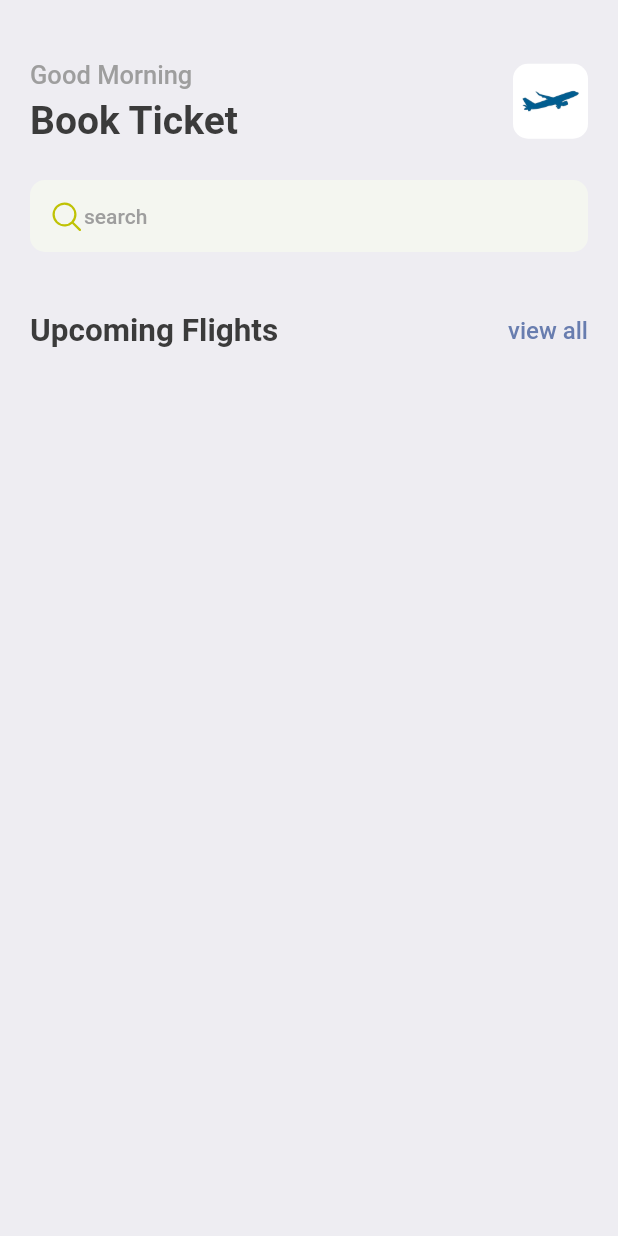
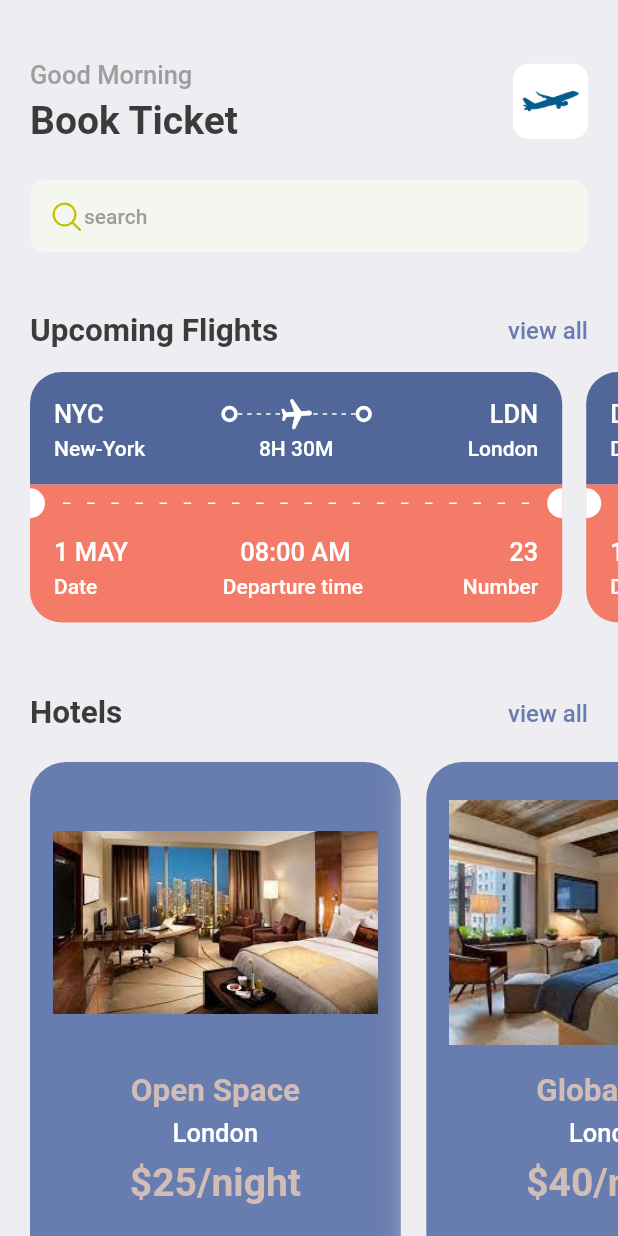
Before and after one commit to ndaloben/Ticket-Booking-App, a Flutter app: the HomeScreen screen opened directly, on a phone screen of 412 x 824 dp. Run offline on Flutter 3.47's test engine with Material 2 defaults, Android fonts, the phone set to English and light mode, and no system bars; our stand-ins replace fluentui_icons, gap, get.

Commit message:
home screen complete

```diff
--- a/lib/screens/bottom_bar.dart
+++ b/lib/screens/bottom_bar.dart
@@ -1,6 +1,7 @@
 import 'package:fluentui_icons/fluentui_icons.dart';
 import 'package:flutter/material.dart';
 import 'package:tickets/screens/home_screen.dart';
+import 'package:tickets/screens/search_screen.dart';
 
 class BottomBar extends StatefulWidget {
   const BottomBar({super.key});
@@ -13,8 +14,8 @@ class BottomBar extends StatefulWidget {
 class _BottomBarState extends State<BottomBar> {
   int _selectedIndex = 0;
   static final  List<Widget>_widgetOptions = <Widget> [
-    HomeScreen(),
-    const Text('Search'),
+    const HomeScreen(),
+    const SearchScreen(),
     const Text('Tickets'),
     const Text('Profile '),
   ];
--- a/lib/screens/home_screen.dart
+++ b/lib/screens/home_screen.dart
@@ -1,7 +1,12 @@
 import 'package:fluentui_icons/fluentui_icons.dart';
 import 'package:flutter/material.dart';
 import 'package:gap/gap.dart';
+import 'package:tickets/screens/hotel_screen.dart';
+import 'package:tickets/screens/ticket_view.dart';
 import 'package:tickets/utils/app_styles.dart';
+
+import '../utils/app_info_list.dart';
+import '../widgets/double_text_widget.dart';
 
 class HomeScreen extends StatelessWidget {
   const HomeScreen({super.key});
@@ -70,27 +75,31 @@ class HomeScreen extends StatelessWidget {
                              ),
                ),
                const Gap(40),
-               Row(
-                mainAxisAlignment: MainAxisAlignment.spaceBetween,
-                children: [
-                Text(
-                  'Upcoming Flights',
-                  style: Styles.headlineStyle2,
-                  ),
-                   InkWell(
-                    onTap: () {
+                          const DoubleText(bigText: "Upcoming Flights", smallText: "view all",),
 
-                    },
-                     child: Text(
-                      "view all",
-                      style: Styles.textStyle.copyWith(color: Styles.primaryColor),
-                                     ),
-                   ),
-               ],
-               ),
               ],
             ),
           ),
+          const Gap(15),
+         SingleChildScrollView(
+          scrollDirection: Axis.horizontal,
+          padding: const EdgeInsets.only(left: 20),
+          child: Row(
+            children: ticketList.map((singleTicket) => TicketView(ticket: singleTicket)).toList(),
+          )),
+          const Gap(15),
+          Container(
+            padding: const EdgeInsets.symmetric(horizontal: 20),
+            child:            const DoubleText(bigText: "Hotels", smallText: "view all",),
+
+          ),
+        const Gap(15),
+        SingleChildScrollView(
+          scrollDirection: Axis.horizontal,
+          padding: const EdgeInsets.only(left: 20),
+          child: Row(
+          children:hotelList.map((singleHotel) => HotelScreen(hotel: singleHotel)).toList()
+        )),
         ],
       ),
     );
--- /dev/null
+++ b/lib/screens/hotel_screen.dart
@@ -0,0 +1,59 @@
+import 'package:flutter/material.dart';
+import 'package:gap/gap.dart';
+import 'package:tickets/utils/app_layout.dart';
+import 'package:tickets/utils/app_styles.dart';
+
+class HotelScreen extends StatelessWidget {
+  final Map<String, dynamic> hotel;
+  const HotelScreen({Key? key, required this.hotel}) : super(key: key);
+
+  @override
+  Widget build(BuildContext context) {
+    final size = AppLayout.getSize(context);
+    return Container(
+      width: size.width*0.6,
+      height: AppLayout.getHeight(350),
+      padding: const EdgeInsets.symmetric(horizontal: 15, vertical: 17),
+      margin: const EdgeInsets.only(right: 17, top: 5),
+      decoration: BoxDecoration(
+        color: Styles.primaryColor,
+        borderRadius: BorderRadius.circular(24),
+        boxShadow: [
+          BoxShadow(
+            color: Colors.grey.shade200,
+            blurRadius: 20,
+            spreadRadius: 5,
+          )
+        ]
+        ),
+      child: Column(
+        children: [
+          Container(
+            height: AppLayout.getHeight(180),
+            decoration: BoxDecoration(
+              color: Styles.primaryColor,
+              image: DecorationImage(
+                image: AssetImage(
+                  'images/${hotel['image']}'),)
+              ),
+          ),
+          const Gap(10),
+            Text(
+              hotel['place'],
+              style: Styles.headlineStyle2.copyWith(color: Styles.kakiColor),
+            ),
+            const Gap(5),
+            Text(
+               hotel['description'],
+              style: Styles.headlineStyle3.copyWith(color: Colors.white),
+            ),
+            const Gap(8),
+             Text(
+              '\$${hotel['price']}/night',
+              style: Styles.headlineStyle.copyWith(color: Styles.kakiColor),
+            ),
+        ],
+      ),
+    );
+  }
+}
--- /dev/null
+++ b/lib/screens/search_screen.dart
@@ -0,0 +1,88 @@
+import 'package:flutter/material.dart';
+import 'package:gap/gap.dart';
+import 'package:tickets/utils/app_styles.dart';
+
+import '../utils/app_layout.dart';
+import '../widgets/double_text_widget.dart';
+import '../widgets/icon_text_widget.dart';
+
+class SearchScreen extends StatelessWidget {
+  const SearchScreen({super.key});
+
+  @override
+  Widget build(BuildContext context) {
+    final size = AppLayout.getSize(context);
+    return Scaffold(
+      backgroundColor: Styles.bgColor,
+      body: ListView(
+        padding: EdgeInsets.symmetric(horizontal: AppLayout.getHeight(20), vertical: AppLayout.getHeight(20)),
+        children: [
+           Gap(AppLayout.getHeight(40)),
+           Text(
+            "What are \n you looking for?",
+            style: Styles.headlineStyle.copyWith(fontSize: AppLayout.getWidth(35)),
+           ),
+           Gap(AppLayout.getHeight(20)),
+           FittedBox(
+             child: Container(
+              padding: const EdgeInsets.all(3.5),
+              decoration: BoxDecoration(
+                borderRadius: BorderRadius.circular(AppLayout.getHeight(50),),
+                color: const Color(0xFFF4F6Fd),
+              ),
+              child: Row(
+
+                children: [
+                  /*
+                  airline tickets
+                   */
+                  Container(
+                    width:  size.width*.44,
+                    padding: EdgeInsets.symmetric(vertical: AppLayout.getHeight(7)),
+                    decoration: BoxDecoration(
+                      borderRadius: BorderRadius.horizontal(left: Radius.circular(AppLayout.getHeight(50)),),
+                      color: Colors.white,
+                    ),
+                    child: const Center(child: Text('Ailine Ticket')),
+                  ),
+                  /*
+                  hotels
+                  */
+                  Container(
+                    width:  size.width*.44,
+                    padding: EdgeInsets.symmetric(vertical: AppLayout.getHeight(7)),
+                    decoration: BoxDecoration(
+                      borderRadius: BorderRadius.horizontal(right: Radius.circular(AppLayout.getHeight(50)),),
+                    ),
+                    child: const Center(child: Text('Hotels')),
+                  )
+
+                ],
+              ),
+              ),
+           ),
+           Gap(AppLayout.getHeight(25)),
+         const AppIconText(icon: Icons.flight_takeoff_rounded, text: "Departure",),
+         Gap(AppLayout.getHeight(20)),
+         const AppIconText(icon: Icons.flight_land_rounded, text: "Arrival",),
+         Gap(AppLayout.getHeight(25)),
+          Container(
+            padding: EdgeInsets.symmetric(vertical: AppLayout.getHeight(15), horizontal: AppLayout.getWidth(15)),
+            decoration: BoxDecoration(
+              borderRadius: BorderRadius.circular(AppLayout.getWidth(10)),
+              color: const Color(0xD91130CE),
+            ),
+            child: Center(
+              child: Text("find tickets",
+                  style: Styles.textStyle.copyWith(color: Colors.white),
+
+                  ),
+            ),
+           ),
+           const Gap(40),
+           const DoubleText(bigText: "Upcoming Flights", smallText: "view all",),
+        ],
+      ),
+    );
+  }
+}
--- /dev/null
+++ b/lib/screens/ticket_view.dart
@@ -0,0 +1,204 @@
+import 'package:flutter/material.dart';
+import 'package:gap/gap.dart';
+import 'package:tickets/utils/app_layout.dart';
+import 'package:tickets/utils/app_styles.dart';
+
+import '../widgets/thick_container.dart';
+
+class TicketView extends StatelessWidget {
+  final Map<String, dynamic> ticket;
+  const TicketView({Key? key, required this.ticket}) : super(key: key);
+
+  @override
+  Widget build(BuildContext context) {
+    final size = AppLayout.getSize(context);
+    return SizedBox(
+      width: size.width*0.9,
+      height: AppLayout.getHeight(200),
+      child: Container(
+        margin: EdgeInsets.only(right: AppLayout.getHeight(16)),
+        child: Column(
+          children: [
+            /*
+            blue part of the card/ticket
+            */
+            Container(
+              decoration:  BoxDecoration(
+                color: const Color(0xFF526799),
+                borderRadius: BorderRadius.only(topLeft: Radius.circular(AppLayout.getHeight(21)), topRight: Radius.circular(AppLayout.getHeight(21)),),
+              ),
+              padding: EdgeInsets.all(AppLayout.getHeight(16)),
+              child: Column(
+                children: [
+                  Row(
+                    children: [
+                      Text(ticket['from']['code'], style: Styles.headlineStyle3.copyWith(color: Colors.white),
+                      ),
+                      const Spacer(),
+                      const ThickContainer(),
+                      Expanded(child: Stack(
+                        children: [SizedBox(
+                          height: AppLayout.getHeight(24),
+                          child: LayoutBuilder(
+                            builder: (BuildContext context, BoxConstraints constraints) {
+                               return Flex(
+                                direction: Axis.horizontal,
+                                mainAxisAlignment: MainAxisAlignment.spaceBetween,
+                                mainAxisSize: MainAxisSize.max,
+                                children: List.generate((constraints.constrainWidth()/6).floor(), (index) => SizedBox(
+                               width: AppLayout.getWidth(3), height: AppLayout.getHeight(1),
+                               child: const DecoratedBox(decoration: BoxDecoration(color: Colors.white),),
+                              ),
+                              ),
+                              );
+                            },
+
+                          ),
+                        ),
+                         Center(child: Transform.rotate(angle: 1.5, child: const Icon(Icons.local_airport_rounded, color: Colors.white,),)),
+
+                        ],
+                      ),
+                      ),
+
+                      const ThickContainer(),
+                      const Spacer(),
+                      Text(ticket['to']['code'], style: Styles.headlineStyle3.copyWith(color: Colors.white),
+                      ),
+                    ],
+                  ),
+                  const Gap(3),
+                  Row(
+                    mainAxisAlignment: MainAxisAlignment.spaceBetween,
+                    children: [
+                      SizedBox(
+                        width: AppLayout.getWidth(100), child: Text(ticket['from']['name'], style: Styles.headlineStyle4.copyWith(color: Colors.white),),
+                      ),
+                      Text(ticket['flying_time'], style: Styles.headlineStyle4.copyWith(color: Colors.white),),
+                      SizedBox(
+                        width: AppLayout.getWidth(100), child: Text(ticket['to']['name'], textAlign: TextAlign.end, style: Styles.headlineStyle4.copyWith(color: Colors.white), ),
+                      ),
+                    ],
+                  )
+                ],
+              ),
+            ),
+           /*
+            orange part of the card/ticket
+            */
+            Container(
+              color: Styles.orangeColor,
+              child:  Row(
+                children:  [
+                   SizedBox(
+                    height: AppLayout.getHeight(20),
+                    width: AppLayout.getWidth(10),
+                    child: const DecoratedBox(
+                      decoration: BoxDecoration(
+                        color: Colors.white,
+                        borderRadius: BorderRadius.only(
+                         topRight: Radius.circular(10),
+                         bottomRight: Radius.circular(10),
+                        )
+                      ),
+                      ),
+                  ),
+                  Expanded(child: Padding(
+                    padding: const EdgeInsets.all(12.0),
+                    child: LayoutBuilder(
+                      builder: (BuildContext context, BoxConstraints constraints) {
+                        return Flex(
+                        direction: Axis.horizontal,
+                        mainAxisAlignment: MainAxisAlignment.spaceBetween,
+                        mainAxisSize: MainAxisSize.max,
+                        children: List.generate((constraints.constrainWidth()/15).floor(), (index) =>
+                         const SizedBox(
+                          width: 5, height: 1,
+                          child: DecoratedBox(
+                            decoration: BoxDecoration(
+                            color: Colors.white,
+                          )
+                          ),)
+                        ),
+
+                      );
+                      },
+                    ),
+                  )),
+                 const SizedBox(
+                    height: 20,
+                    width: 10,
+                    child: DecoratedBox(
+                      decoration: BoxDecoration(
+                        color: Colors.white,
+                        borderRadius: BorderRadius.only(
+                         topLeft: Radius.circular(10),
+                         bottomLeft: Radius.circular(10),
+                        )
+                      ),
+                      ),
+                  )
+                ],),
+            ),
+            /*
+            bottom orange part
+             */
+         Container(
+              decoration: BoxDecoration(
+                color: Styles.orangeColor,
+                borderRadius: const BorderRadius.only(bottomLeft: Radius.circular(21), bottomRight: Radius.circular(21),),
+              ),
+              padding: const EdgeInsets.only(left: 16, top: 10, right: 16, bottom: 16),
+              child: Column(
+                children: [
+                   Row(
+                    mainAxisAlignment: MainAxisAlignment.spaceBetween,
+                    children: [
+                      Column(
+                        crossAxisAlignment: CrossAxisAlignment.start,
+                        children: [
+                          Text(ticket['date'],
+                          style: Styles.headlineStyle3.copyWith(color: Colors.white),
+                          ),
+                          const Gap(5),
+                          Text('Date',
+                          style: Styles.headlineStyle4.copyWith(color: Colors.white),
+                          )
+                        ],
+                      ),
+                       Column(
+                        crossAxisAlignment: CrossAxisAlignment.center,
+                        children: [
+                          Text(ticket['departure_time'],
+                          style: Styles.headlineStyle3.copyWith(color: Colors.white),
+                          ),
+                          const Gap(5),
+                          Text('Departure time ',
+                          style: Styles.headlineStyle4.copyWith(color: Colors.white),
+                          )
+                        ],
+                      ),
+                       Column(
+                        crossAxisAlignment: CrossAxisAlignment.end,
+                        children: [
+                          Text(ticket['number'].toString(),
+                          style: Styles.headlineStyle3.copyWith(color: Colors.white),
+                          ),
+                          const Gap(5),
+                          Text('Number',
+                          style: Styles.headlineStyle4.copyWith(color: Colors.white),
+                          )
+                        ],
+                      )
+
+                    ],
+                   )
+                ],
+              ),
+            ),
+          ],
+        ),
+      ),
+    );
+  }
+}
--- /dev/null
+++ b/lib/utils/app_info_list.dart
@@ -0,0 +1,53 @@
+List<Map<String, dynamic>> hotelList = [
+  {
+    'image': 'hotel.jpeg',
+    'place': 'Open Space',
+    'description': 'London',
+    'price': 25,
+  },
+  {
+    'image': 'hotel1.jpeg',
+    'place': 'Global Will',
+    'description': 'London',
+    'price': 40,
+  },
+  {
+    'image': 'hotel2.jpeg',
+    'place': 'Tallest Building',
+    'description': 'Dubai',
+    'price': 60,
+  },
+
+];
+
+List<Map<String, dynamic>> ticketList = [
+  {
+    'from': {
+      'code': 'NYC',
+      'name': 'New-York',
+    },
+    'to': {
+      'code': 'LDN',
+      'name': 'London',
+    },
+    'flying_time': '8H 30M',
+    'date': '1 MAY',
+    'departure_time': '08:00 AM',
+    'number': 23,
+  },
+   {
+    'from': {
+      'code': 'DK',
+      'name': 'Dhaka',
+    },
+    'to': {
+      'code': 'SH',
+      'name': 'Shanghai',
+    },
+    'flying_time': '4H 20M',
+    'date': '1 MAY',
+    'departure_time': '09:00 AM',
+    'number': 45,
+  },
+
+];
--- /dev/null
+++ b/lib/utils/app_layout.dart
@@ -0,0 +1,26 @@
+import 'package:flutter/cupertino.dart';
+import 'package:get/get.dart';
+
+class AppLayout{
+  static getSize(BuildContext context){
+    return MediaQuery.of(context).size;
+  }
+  static getScreenHeight(){
+    return Get.height;
+  }
+  static getScreenWidth(){
+    return Get.width;
+  }
+  static getSreenWidth(){
+    return Get.width;
+  }
+
+  static getHeight(double pixels){
+    double x = getScreenHeight()/pixels;
+    return getScreenHeight()/x;
+  }
+  static getWidth(double pixels){
+    double x = getScreenWidth()/pixels;
+    return getScreenWidth()/x;
+  }
+}
--- a/lib/utils/app_styles.dart
+++ b/lib/utils/app_styles.dart
@@ -6,7 +6,8 @@ class Styles {
   static Color primaryColor = primary;
   static Color textColor = const Color(0xFF3b3b3b);
   static Color bgColor = const Color(0xFFeeedf2);
-  static Color orangeColor = const Color(0xFF526799);
+  static Color orangeColor = const Color(0xFFF37B67);
+  static Color kakiColor = const Color(0xFFd2bdb6);
   static TextStyle textStyle = TextStyle(fontSize: 16, color: textColor, fontWeight: FontWeight.w500);
   static TextStyle headlineStyle = TextStyle(fontSize: 26, color: textColor, fontWeight: FontWeight.bold);
   static TextStyle headlineStyle2 = TextStyle(fontSize: 21, color: textColor, fontWeight: FontWeight.bold);
--- /dev/null
+++ b/lib/widgets/double_text_widget.dart
@@ -0,0 +1,31 @@
+import 'package:flutter/material.dart';
+
+import '../utils/app_styles.dart';
+
+class DoubleText extends StatelessWidget {
+  final String bigText;
+  final String smallText;
+  const DoubleText({Key? key, required this.bigText, required this.smallText}) : super(key: key);
+
+  @override
+  Widget build(BuildContext context) {
+    return  Row(
+                mainAxisAlignment: MainAxisAlignment.spaceBetween,
+                children: [
+                Text(
+                  bigText,
+                  style: Styles.headlineStyle2,
+                  ),
+                   InkWell(
+                    onTap: () {
+
+                    },
+                     child: Text(
+                      smallText,
+                      style: Styles.textStyle.copyWith(color: Styles.primaryColor),
+                                     ),
+                   ),
+               ],
+               );
+  }
+}
--- /dev/null
+++ b/lib/widgets/icon_text_widget.dart
@@ -0,0 +1,33 @@
+import 'package:flutter/material.dart';
+import 'package:gap/gap.dart';
+
+import '../utils/app_layout.dart';
+import '../utils/app_styles.dart';
+
+class AppIconText extends StatelessWidget {
+  final IconData icon;
+  final String text;
+   const AppIconText({Key? key, required this.icon, required this.text}) : super(key: key);
+
+  @override
+  Widget build(BuildContext context) {
+    return   Container(
+            padding: EdgeInsets.symmetric(vertical: AppLayout.getHeight(10), horizontal: AppLayout.getWidth(12)),
+            decoration: BoxDecoration(
+              borderRadius: BorderRadius.circular(AppLayout.getWidth(10)),
+              color: Colors.white,
+            ),
+            child: Row(
+              children: [
+                Icon(icon,
+                color: const Color(0xFFBFC2DF),
+                ),
+                Gap(AppLayout.getWidth(10)),
+                 Text(text,
+                style: Styles.textStyle,
+                ),
+              ],
+            ),
+           );
+  }
+}
--- /dev/null
+++ b/lib/widgets/thick_container.dart
@@ -0,0 +1,16 @@
+import 'package:flutter/material.dart';
+
+class ThickContainer extends StatelessWidget {
+  const ThickContainer({super.key});
+
+  @override
+  Widget build(BuildContext context) {
+    return Container(
+      padding: const EdgeInsets.all(3.0),
+      decoration: BoxDecoration(
+        borderRadius: BorderRadius.circular(20),
+        border: Border.all(width: 2.5, color: Colors.white),
+      ),
+    );
+  }
+}
--- a/pubspec.yaml
+++ b/pubspec.yaml
@@ -36,6 +36,7 @@ dependencies:
   # Use with the CupertinoIcons class for iOS style icons.
   cupertino_icons: ^1.0.2
   fluentui_icons: ^1.0.0
+  get:
   gap: ^3.0.1
 
 dev_dependencies:
@@ -63,6 +64,9 @@ flutter:
   # To add assets to your application, add an assets section, like this:
   assets:
     - images/plane.png
+    - images/hotel.jpeg
+    - images/hotel1.jpeg
+    - images/hotel2.jpeg
   #   - images/a_dot_ham.jpeg
 
   # An image asset can refer to one or more resolution-specific "variants", see
```
Also changed, not shown: images/hotel.jpeg (added), images/hotel1.jpeg (added), images/hotel2.jpeg (added), pubspec.lock.
